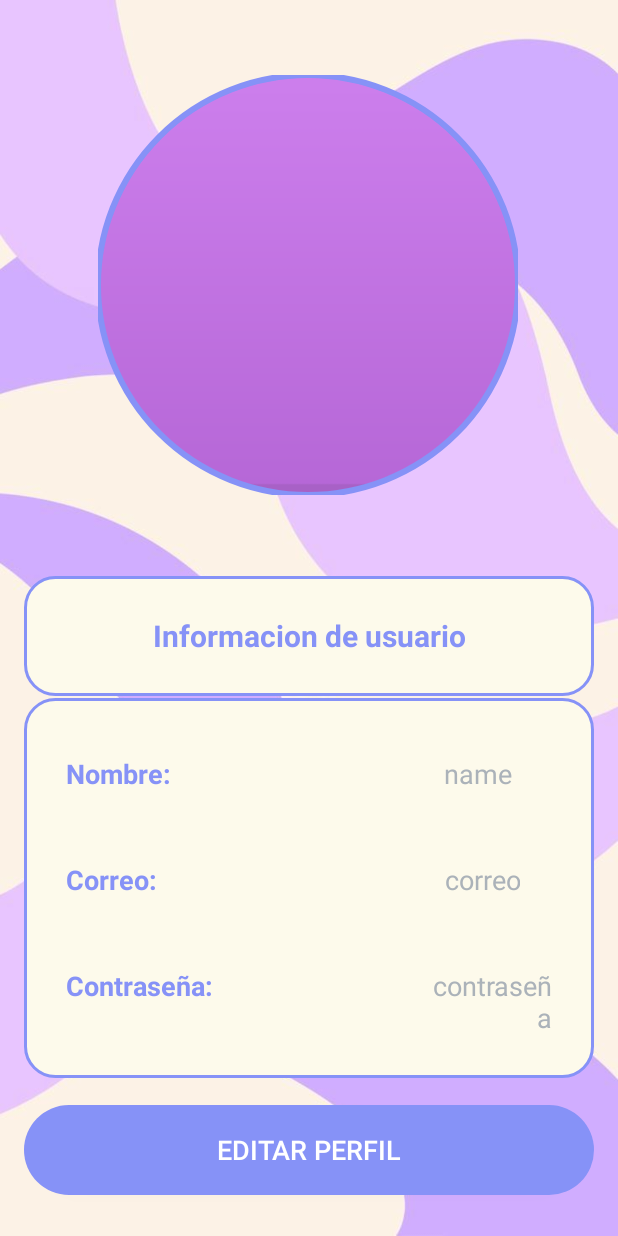
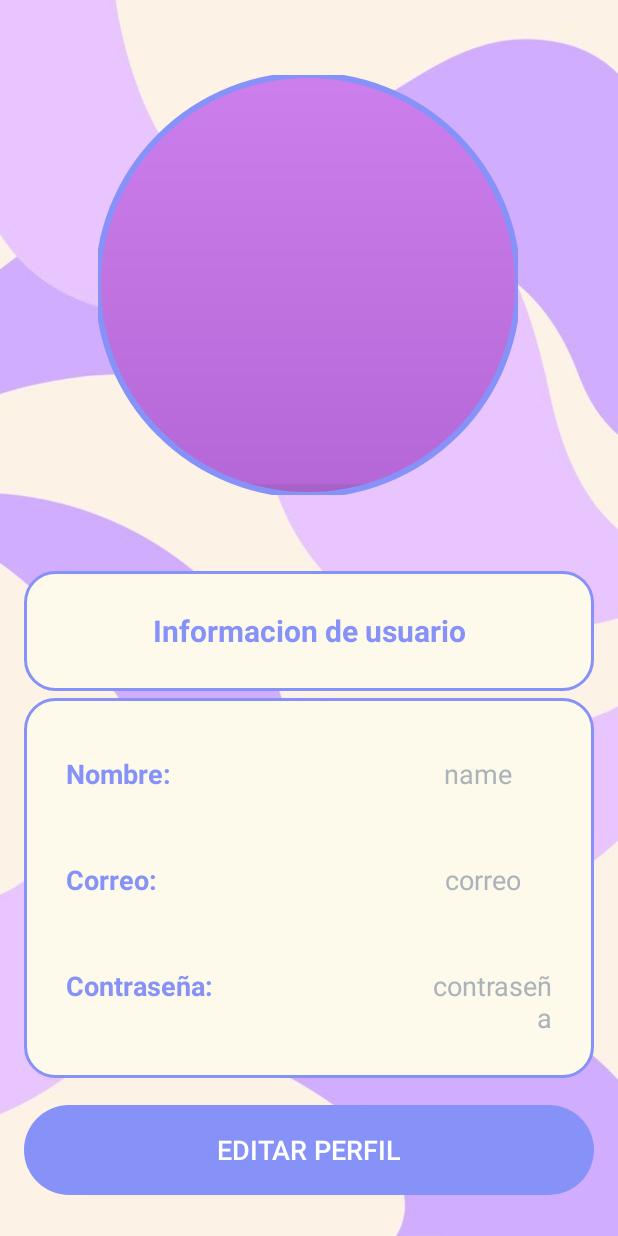
Before and after one commit to QbinVA/Asistify, an Android app: the layout activity_menu_user.xml on its own in the app's theme, with its tools: preview values and no code run, on a phone screen of 412 x 824 dp. Run offline under Robolectric (Android 15) with nearby library versions, the phone set to English and light mode, and no system bars; Roboto replaces fonts that are not available here.

Commit message:
info de usuario

```diff
--- a/app/src/main/res/layout/activity_menu_user.xml
+++ b/app/src/main/res/layout/activity_menu_user.xml
@@ -47,7 +47,7 @@
         android:layout_gravity="center"
         android:layout_marginStart="16dp"
         android:layout_marginEnd="16dp"
-        android:layout_marginBottom="360dp"
+        android:layout_marginBottom="363dp"
         android:background="@drawable/white_background"
 
         android:orientation="vertical"
```
